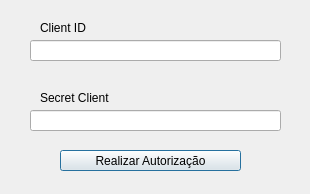
Above: initauth.ui from Teodoro-Felipe/spotify_apiWeb before the change. Below: the same form after it.
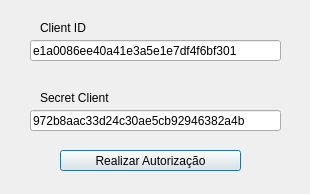
That is the form after the change.

Commit message: novos ajuste para interface e delete

The edit to the form file:
```diff
--- a/initauth.ui
+++ b/initauth.ui
@@ -22,6 +22,9 @@
      <height>21</height>
     </rect>
    </property>
+   <property name="text">
+    <string>e1a0086ee40a41e3a5e1e7df4f6bf301</string>
+   </property>
   </widget>
   <widget class="QLineEdit" name="lineSecretClient">
    <property name="geometry">
@@ -32,6 +35,9 @@
      <height>21</height>
     </rect>
    </property>
+   <property name="text">
+    <string>972b8aac33d24c30ae5cb92946382a4b</string>
+   </property>
   </widget>
   <widget class="QPushButton" name="Auth">
    <property name="geometry">
```
The commit also changes 5 other files.
